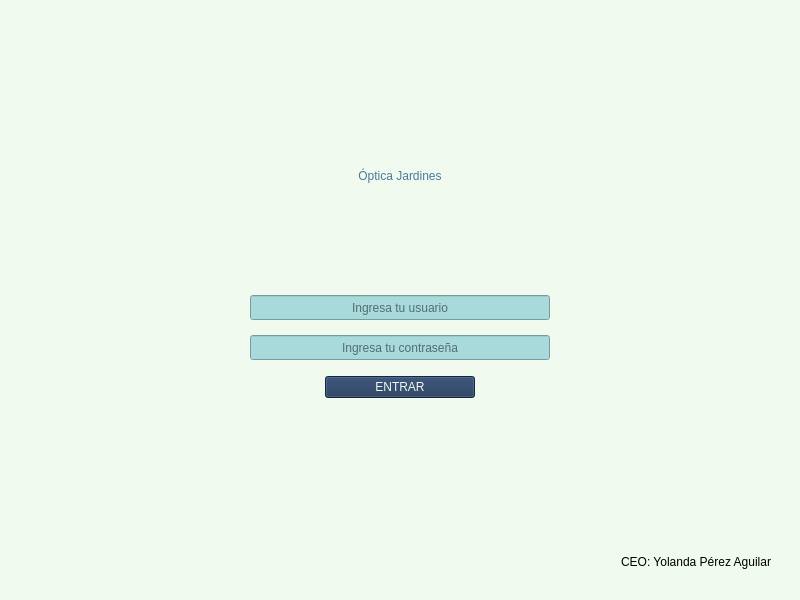
Old version of the form OPTICA/optica_jardines.ui in the repository Matapuercos666/Optica_Jardines.
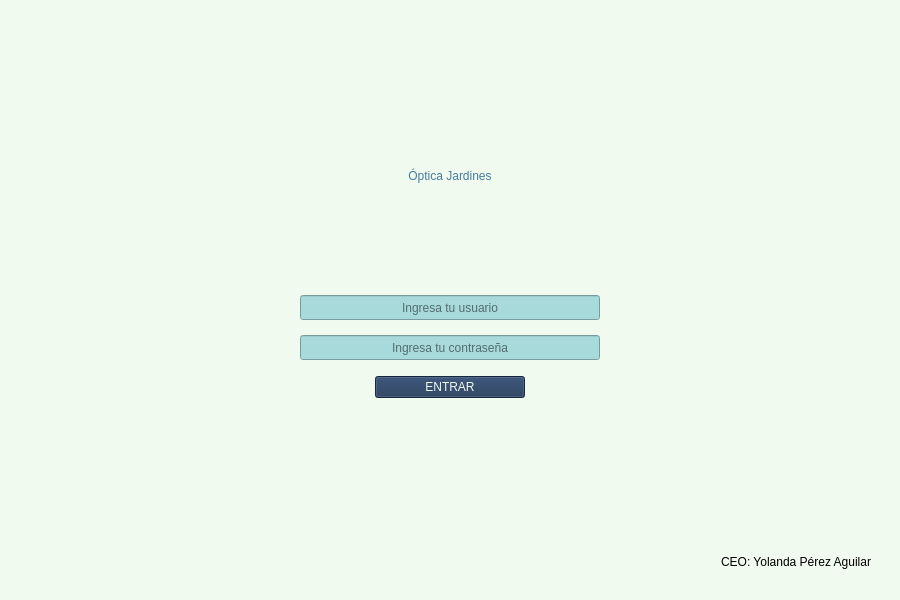
New version of the form. Icons and pictures are not drawn.

```diff
--- a/OPTICA/optica_jardines.ui
+++ b/OPTICA/optica_jardines.ui
@@ -6,7 +6,7 @@
    <rect>
     <x>0</x>
     <y>0</y>
-    <width>800</width>
+    <width>900</width>
     <height>600</height>
    </rect>
   </property>
```
Left out of the diff: 2 changed lines with no effect on the pictures.
